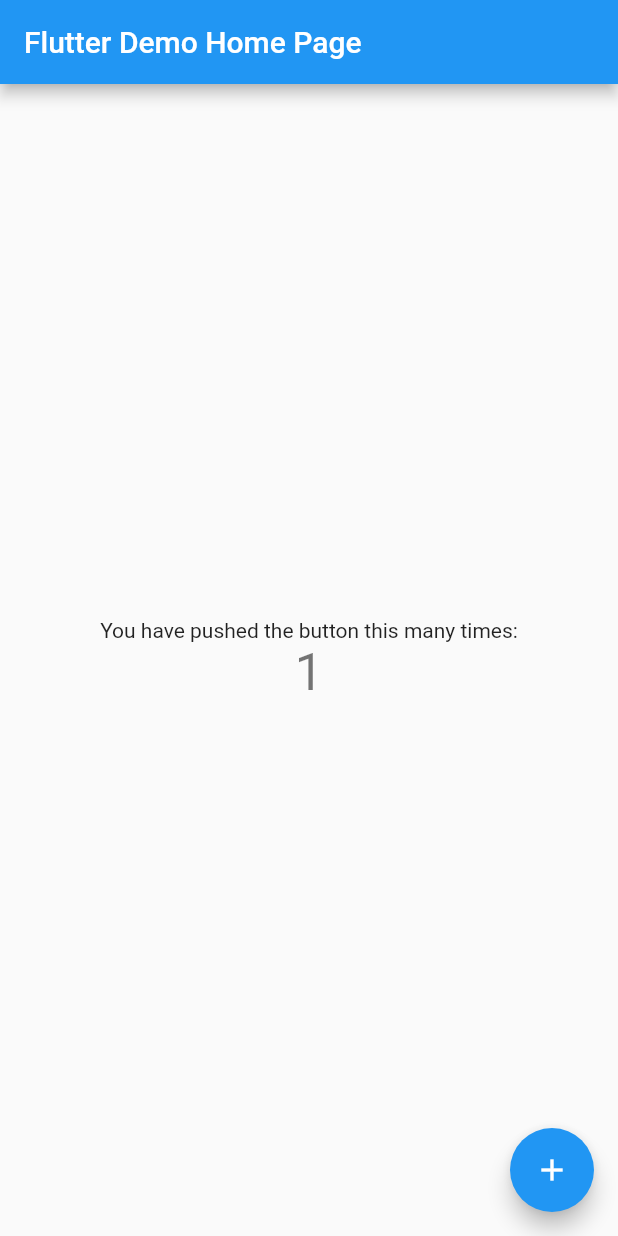
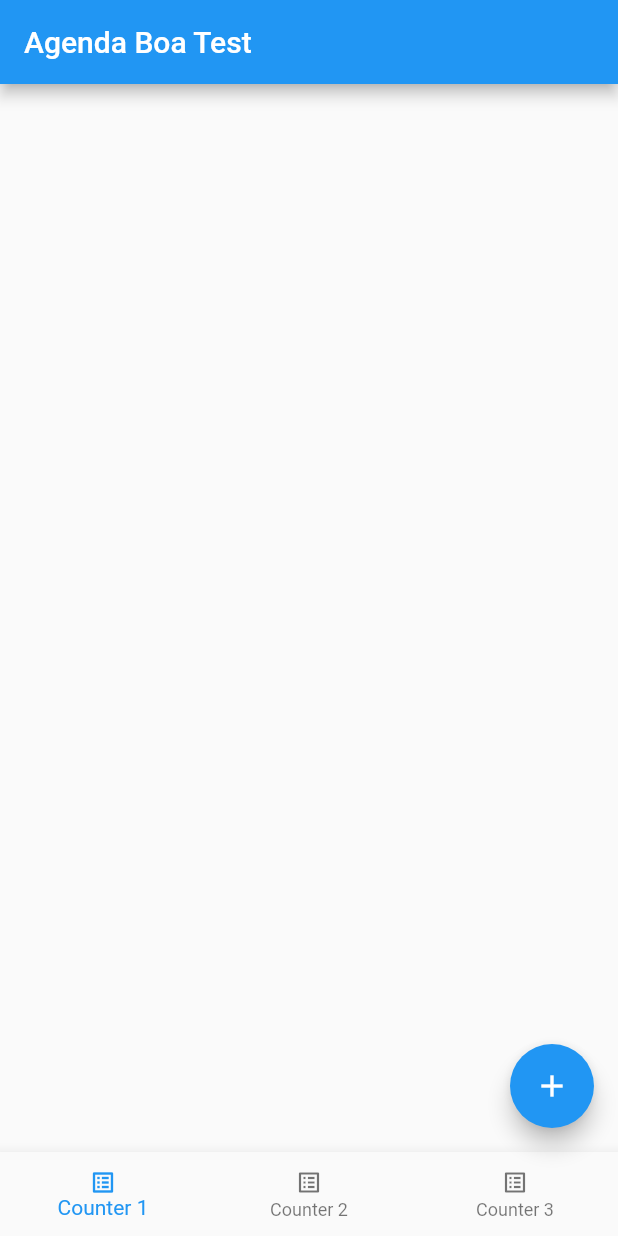
Before and after one commit to cis-emp1822/agendaboa_assignment_parikshit, a Flutter app: the screen it shows after launch, after a tap on the "add" icon, on a phone screen of 412 x 824 dp. Run offline on Flutter 3.47's test engine with Material 2 defaults, Android fonts, the phone set to English and light mode, and no system bars; our stand-ins replace firebase_core; accounts and stored records are empty.

Commit message:
added desired plugins and code structure

```diff
--- a/lib/main.dart
+++ b/lib/main.dart
@@ -1,115 +1,46 @@
+import 'package:agendaboa_assignment_parikshit/firebase_options.dart';
+import 'package:firebase_core/firebase_core.dart';
 import 'package:flutter/material.dart';
+import 'views/my_dashboard.dart';
 
 void main() {
   runApp(const MyApp());
 }
 
+Future<FirebaseApp> _initFirebase() async {
+  return await Firebase.initializeApp(
+    options: DefaultFirebaseOptions.currentPlatform,
+  );
+}
+
 class MyApp extends StatelessWidget {
   const MyApp({Key? key}) : super(key: key);
-
-  // This widget is the root of your application.
+  final title = 'Agenda Boa Test';
   @override
   Widget build(BuildContext context) {
+    return FutureBuilder<FirebaseApp>(
+        future: _initFirebase(),
+        builder: (context, snapshot) {
+          if (snapshot.hasData && snapshot.data != null) {
             return MaterialApp(
-      title: 'Flutter Demo',
+              title: title,
+              debugShowCheckedModeBanner: false,
               theme: ThemeData(
-        // This is the theme of your application.
-        //
-        // Try running your application with "flutter run". You'll see the
-        // application has a blue toolbar. Then, without quitting the app, try
-        // changing the primarySwatch below to Colors.green and then invoke
-        // "hot reload" (press "r" in the console where you ran "flutter run",
-        // or simply save your changes to "hot reload" in a Flutter IDE).
-        // Notice that the counter didn't reset back to zero; the application
-        // is not restarted.
                 primarySwatch: Colors.blue,
               ),
-      home: const MyHomePage(title: 'Flutter Demo Home Page'),
+              home: MyDashboard(
+                title: title,
+              ),
             );
           }
-}
-
-class MyHomePage extends StatefulWidget {
-  const MyHomePage({Key? key, required this.title}) : super(key: key);
-
-  // This widget is the home page of your application. It is stateful, meaning
-  // that it has a State object (defined below) that contains fields that affect
-  // how it looks.
-
-  // This class is the configuration for the state. It holds the values (in this
-  // case the title) provided by the parent (in this case the App widget) and
-  // used by the build method of the State. Fields in a Widget subclass are
-  // always marked "final".
-
-  final String title;
-
-  @override
-  State<MyHomePage> createState() => _MyHomePageState();
-}
-
-class _MyHomePageState extends State<MyHomePage> {
-  int _counter = 0;
-
-  void _incrementCounter() {
-    setState(() {
-      // This call to setState tells the Flutter framework that something has
-      // changed in this State, which causes it to rerun the build method below
-      // so that the display can reflect the updated values. If we changed
-      // _counter without calling setState(), then the build method would not be
-      // called again, and so nothing would appear to happen.
-      _counter++;
+          return MaterialApp(
+              home: Scaffold(
+            body: Center(
+              child: snapshot.connectionState == ConnectionState.waiting
+                  ? const CircularProgressIndicator()
+                  : const Text("Something wrong with Firebase Integrations"),
+            ),
+          ));
         });
   }
-
-  @override
-  Widget build(BuildContext context) {
-    // This method is rerun every time setState is called, for instance as done
-    // by the _incrementCounter method above.
-    //
-    // The Flutter framework has been optimized to make rerunning build methods
-    // fast, so that you can just rebuild anything that needs updating rather
-    // than having to individually change instances of widgets.
-    return Scaffold(
-      appBar: AppBar(
-        // Here we take the value from the MyHomePage object that was created by
-        // the App.build method, and use it to set our appbar title.
-        title: Text(widget.title),
-      ),
-      body: Center(
-        // Center is a layout widget. It takes a single child and positions it
-        // in the middle of the parent.
-        child: Column(
-          // Column is also a layout widget. It takes a list of children and
-          // arranges them vertically. By default, it sizes itself to fit its
-          // children horizontally, and tries to be as tall as its parent.
-          //
-          // Invoke "debug painting" (press "p" in the console, choose the
-          // "Toggle Debug Paint" action from the Flutter Inspector in Android
-          // Studio, or the "Toggle Debug Paint" command in Visual Studio Code)
-          // to see the wireframe for each widget.
-          //
-          // Column has various properties to control how it sizes itself and
-          // how it positions its children. Here we use mainAxisAlignment to
-          // center the children vertically; the main axis here is the vertical
-          // axis because Columns are vertical (the cross axis would be
-          // horizontal).
-          mainAxisAlignment: MainAxisAlignment.center,
-          children: <Widget>[
-            const Text(
-              'You have pushed the button this many times:',
-            ),
-            Text(
-              '$_counter',
-              style: Theme.of(context).textTheme.headline4,
-            ),
-          ],
-        ),
-      ),
-      floatingActionButton: FloatingActionButton(
-        onPressed: _incrementCounter,
-        tooltip: 'Increment',
-        child: const Icon(Icons.add),
-      ), // This trailing comma makes auto-formatting nicer for build methods.
-    );
 }
-}
--- /dev/null
+++ b/lib/views/my_dashboard.dart
@@ -0,0 +1,50 @@
+import 'package:flutter/material.dart';
+
+class MyDashboard extends StatefulWidget {
+  const MyDashboard({Key? key, required this.title}) : super(key: key);
+
+  final String title;
+
+  @override
+  State<MyDashboard> createState() => _MyDashboardState();
+}
+
+class _MyDashboardState extends State<MyDashboard> {
+  @override
+  Widget build(BuildContext context) {
+    return Scaffold(
+        appBar: AppBar(
+          title: Text(widget.title),
+        ),
+        body: const Center(),
+        floatingActionButton: FloatingActionButton(
+          onPressed: () {},
+          tooltip: 'Increment',
+          child: const Icon(Icons.add),
+        ),
+        bottomNavigationBar: BottomNavigationBar(
+          currentIndex: 0,
+          onTap: (sa) {},
+          items: const [
+            BottomNavigationBarItem(
+                icon: Icon(
+                  Icons.list_alt,
+                  size: 18,
+                ),
+                label: 'Counter 1'),
+            BottomNavigationBarItem(
+                icon: Icon(
+                  Icons.list_alt,
+                  size: 18,
+                ),
+                label: 'Counter 2'),
+            BottomNavigationBarItem(
+                icon: Icon(
+                  Icons.list_alt,
+                  size: 18,
+                ),
+                label: 'Counter 3'),
+          ],
+        ));
+  }
+}
--- a/pubspec.yaml
+++ b/pubspec.yaml
@@ -34,6 +34,10 @@
   # The following adds the Cupertino Icons font to your application.
   # Use with the CupertinoIcons class for iOS style icons.
   cupertino_icons: ^1.0.2
+  rx_bloc: ^3.2.1
+  cloud_firestore: ^3.1.8
+  flutter_rx_bloc: ^4.0.0
+
 
 dev_dependencies:
   flutter_test:
@@ -45,6 +49,8 @@
   # package. See that file for information about deactivating specific lint
   # rules and activating additional ones.
   flutter_lints: ^1.0.0
+  build_runner: ^2.0.3
+  rx_bloc_generator: ^5.1.1
 
 # For information on the generic Dart part of this file, see the
 # following page: https://dart.dev/tools/pub/pubspec
```
Also changed, not shown: lib/views/tabs/counter_1_screen.dart (added, +21 -0 lines), lib/views/tabs/counter_2_screen.dart (added, +21 -0 lines), lib/views/tabs/counter_3_screen.dart (added, +21 -0 lines), lib/firebase_options.dart (added), pubspec.lock, 1 other file. Lines whose indentation alone changed are shown as unchanged.
